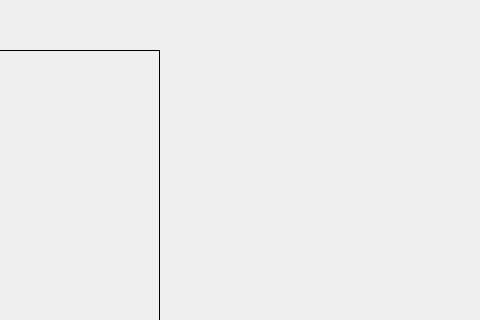
Old version of the form ui/dialogsetdetectplane.ui in the repository rendezvue/ViNet; both pictures show x 490 to 970 and y 0 to 320 of the 970 by 810 pixel window.
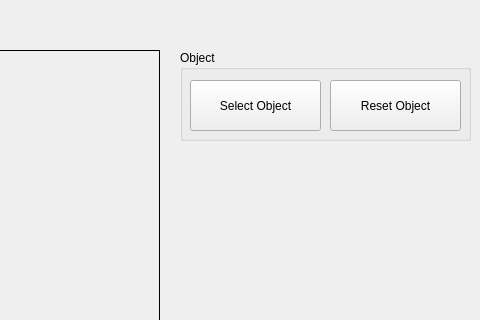
New version of the form.

Commit message: Checked the Set of Detect Plane (Fase).

```diff
--- a/ui/dialogsetdetectplane.ui
+++ b/ui/dialogsetdetectplane.ui
@@ -282,6 +282,45 @@
     <string>Get Image</string>
    </property>
   </widget>
+  <widget class="QGroupBox" name="groupBox_5">
+   <property name="geometry">
+    <rect>
+     <x>670</x>
+     <y>50</y>
+     <width>291</width>
+     <height>91</height>
+    </rect>
+   </property>
+   <property name="title">
+    <string>Object</string>
+   </property>
+   <widget class="QPushButton" name="pushButton_select_object">
+    <property name="geometry">
+     <rect>
+      <x>10</x>
+      <y>30</y>
+      <width>131</width>
+      <height>51</height>
+     </rect>
+    </property>
+    <property name="text">
+     <string>Select Object</string>
+    </property>
+   </widget>
+   <widget class="QPushButton" name="pushButton_reset_object">
+    <property name="geometry">
+     <rect>
+      <x>150</x>
+      <y>30</y>
+      <width>131</width>
+      <height>51</height>
+     </rect>
+    </property>
+    <property name="text">
+     <string>Reset Object</string>
+    </property>
+   </widget>
+  </widget>
   <zorder>label_image_bg</zorder>
   <zorder>label_image</zorder>
   <zorder>layoutWidget</zorder>
```
Left out of the diff: 1 changed line with no effect on the pictures. The commit also changes 2 other files.
